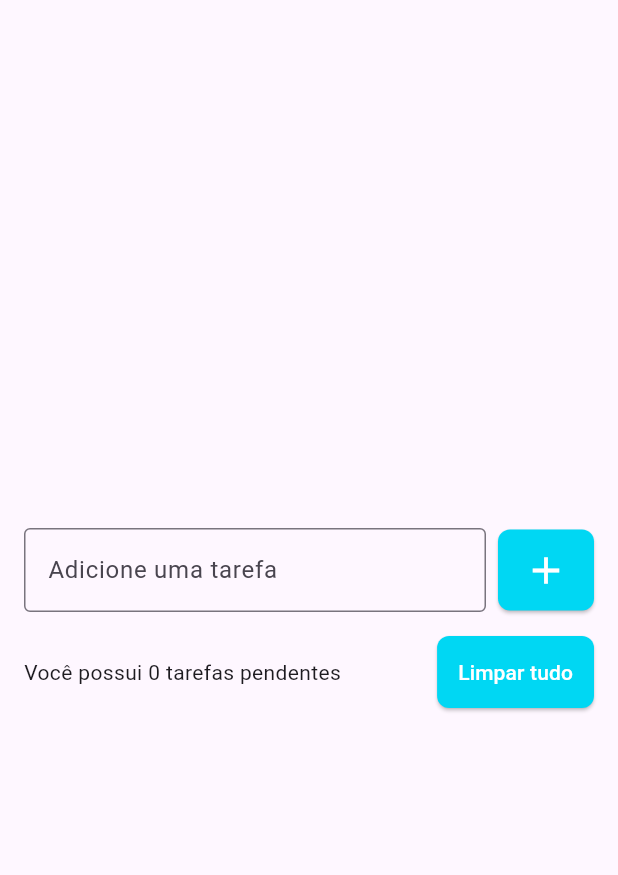
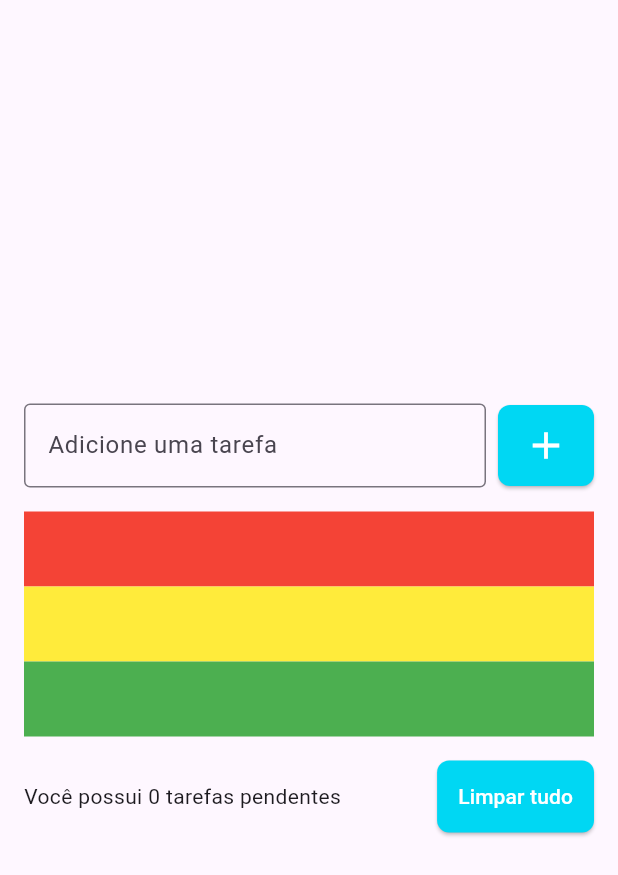
Before and after one commit to silviofrancoms10/todo_list, a Flutter app: the screen it shows after launch, on a phone screen of 412 x 824 dp. Shown: the top 875 px of the screen. Run offline on Flutter 3.47's test engine with Material 3 defaults, Android fonts, the phone set to English and light mode, and no system bars.

Commit message:
shrinkWrap do ListView permite que os conteudos do ListView sejam redimensionados para caber no espaco de 100% do ListView se for um item ou muitos itens

```diff
--- a/lib/pages/todo_list_page.dart
+++ b/lib/pages/todo_list_page.dart
@@ -51,7 +51,29 @@ class TodoListPage extends StatelessWidget {
                   )
                 ],
               ),
-              SizedBox(height: 16,),
+              SizedBox(
+                height: 16,
+              ),
+              ListView(
+                shrinkWrap: true,
+                children: [
+                  Container(
+                    color: Colors.red,
+                    height: 50,
+                  ),
+                  Container(
+                    color: Colors.yellow,
+                    height: 50,
+                  ),
+                  Container(
+                    color: Colors.green,
+                    height: 50,
+                  ),
+                ],
+              ),
+              SizedBox(
+                height: 16,
+              ),
               Row(
                 children: [
                   Expanded(
```
